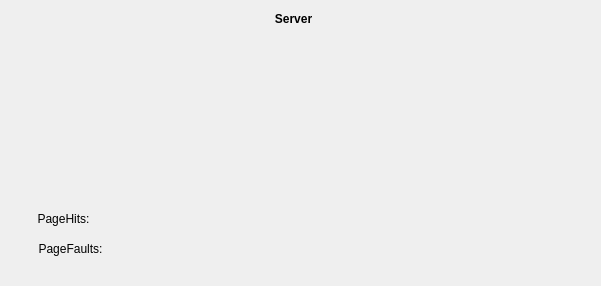
This is ServerMCG/mainwindow.ui in CarlosCL13/MemoryCardGamePIDII as Qt 5 draws it before an edit. The edited form follows.
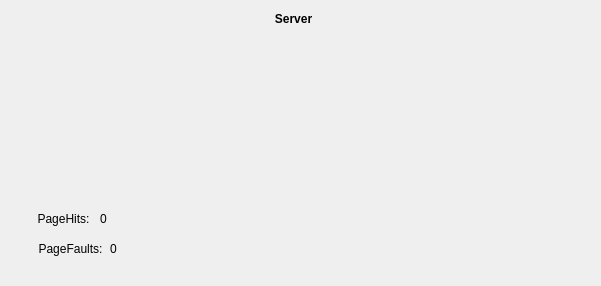
This is the edited form.

```diff
--- a/ServerMCG/mainwindow.ui
+++ b/ServerMCG/mainwindow.ui
@@ -494,7 +494,7 @@
      </rect>
     </property>
     <property name="text">
-     <string/>
+     <string>0</string>
     </property>
    </widget>
    <widget class="QLabel" name="lblfaults">
@@ -507,7 +507,7 @@
      </rect>
     </property>
     <property name="text">
-     <string/>
+     <string>0</string>
     </property>
    </widget>
   </widget>
```
